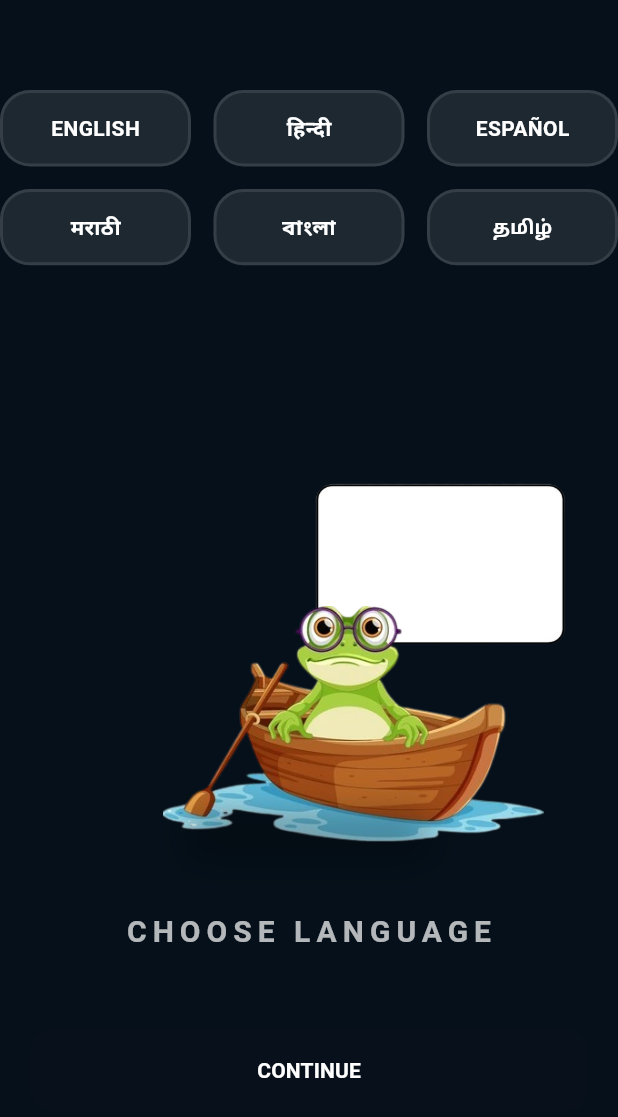
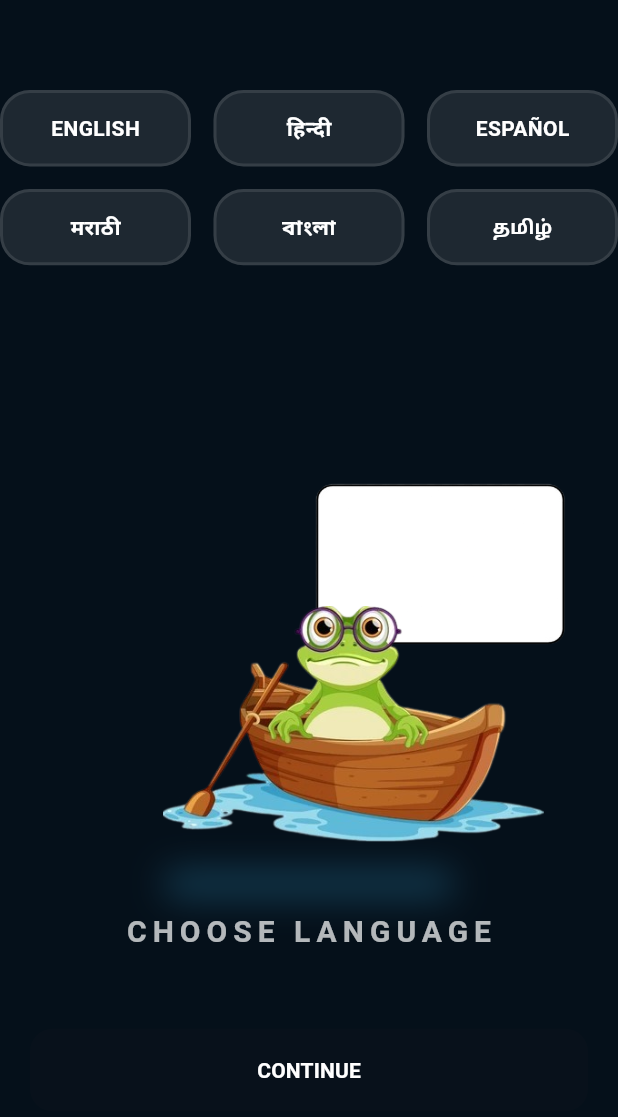
Before and after one commit to Ved576/Lingo_Assignment, a Flutter app: the LanguageScreen screen opened directly, on a phone screen of 412 x 824 dp. Shown: the top 1117 px of the screen. Run offline on Flutter 3.47's test engine with Material 3 defaults, Android fonts, the phone set to English and light mode, and no system bars.

Commit message:
Small UI changes

```diff
--- a/lib/Widgets/boat_widget.dart
+++ b/lib/Widgets/boat_widget.dart
@@ -15,7 +15,7 @@ class _AnimatedBoatState extends State<AnimatedBoat> with SingleTickerProviderSt
   void initState() {
     super.initState();
 
-    // 1. Setup the Infinite Floating (Bobbing) Animation
+
     _floatController = AnimationController(
       duration: const Duration(seconds: 2),
       vsync: this,
@@ -23,7 +23,7 @@ class _AnimatedBoatState extends State<AnimatedBoat> with SingleTickerProviderSt
 
     _floatAnimation = Tween<Offset>(
       begin: Offset.zero,
-      end: const Offset(0, 0.03), // Subtle 3% vertical movement
+      end: const Offset(0, 0.03),
     ).animate(CurvedAnimation(
       parent: _floatController,
       curve: Curves.easeInOut,
@@ -44,13 +44,12 @@ class _AnimatedBoatState extends State<AnimatedBoat> with SingleTickerProviderSt
       child: Stack(
         alignment: Alignment.center,
         children: [
-          // THE ARRIVAL ANIMATION (Sails in from right/bottom)
           TweenAnimationBuilder(
             duration: const Duration(milliseconds: 2500),
             curve: Curves.easeOutBack, // Gives that "settling in water" bounce
             tween: Tween<Offset>(
-              begin: const Offset(-400, 40), // Starts off-screen
-              end: const Offset(0, 0),      // Arrives at center
+              begin: const Offset(-400, 40),
+              end: const Offset(0, 0),
             ),
             builder: (context, Offset arrivalOffset, child) {
               return Transform.translate(
@@ -61,23 +60,22 @@ class _AnimatedBoatState extends State<AnimatedBoat> with SingleTickerProviderSt
             child: SlideTransition(
               position: _floatAnimation, // Adds the bobbing effect
               child: Image.asset(
-                'assets/boat.png', // Ensure this matches your pubspec.yaml
+                'assets/boat.png',
                 height: 160,
                 fit: BoxFit.contain,
               ),
             ),
           ),
 
-          // OPTIONAL: Water Shadow/Reflection
           Positioned(
-            bottom: 40,
+            bottom: 15,
             child: Container(
-              width: 150,
-              height: 20,
+              width: 180,
+              height: 5,
               decoration: BoxDecoration(
                 boxShadow: [
                   BoxShadow(
-                    color: Colors.black.withOpacity(0.3),
+                    color: Colors.lightBlueAccent.withOpacity(0.3),
                     blurRadius: 20,
                     spreadRadius: 5,
                   ),
--- a/lib/Widgets/custom_clipper.dart
+++ b/lib/Widgets/custom_clipper.dart
@@ -7,17 +7,15 @@ class BottomCurveClipper extends CustomClipper<Path> {
     double h = size.height;
     double radius = 60;
 
-    // CHANGE THIS: Higher value = lower start/end points
     double startY = 80;
 
     final path = Path();
 
     path.moveTo(0, h);
 
-    // 1. Change the starting height here
+
     path.lineTo(0, startY);
 
-    // 2. Adjust the left hill to start from the new startY
     path.quadraticBezierTo(w * 0.25, 20, (w / 2) - radius, 20);
 
     path.arcToPoint(
@@ -26,7 +24,6 @@ class BottomCurveClipper extends CustomClipper<Path> {
       clockwise: false,
     );
 
-    // 3. Change the ending height here
     path.quadraticBezierTo(w * 0.75, 20, w, startY);
 
     path.lineTo(w, h);
--- a/lib/Widgets/laguage_grid.dart
+++ b/lib/Widgets/laguage_grid.dart
@@ -13,7 +13,6 @@ class LanguageGrid extends StatelessWidget {
 
   @override
   Widget build(BuildContext context) {
-    // You can move this list to your ViewModel later!
     final List<Map<String, String>> languages = [
       {"name": "ENGLISH"},
       {"name": "हिन्दी"},
--- a/lib/Widgets/next_widget.dart
+++ b/lib/Widgets/next_widget.dart
@@ -1,6 +1,4 @@
 import 'package:flutter/material.dart';
-
-import '../view_models/onboarding_view_model.dart';
 
 class ArrowButton extends StatefulWidget {
   final VoidCallback onTap;
@@ -25,7 +23,6 @@ class _ArrowButtonState extends State<ArrowButton> with SingleTickerProviderStat
   @override
   void initState() {
     super.initState();
-    // Micro-interaction: Button shrinks when tapped
     _controller = AnimationController(
       vsync: this,
       duration: const Duration(milliseconds: 100),
--- a/lib/main.dart
+++ b/lib/main.dart
@@ -1,11 +1,10 @@
 import 'package:flutter/material.dart';
 import 'package:lingo_assignement/view/onBoardScreen.dart';
-import 'package:provider/provider.dart'; // 1. Import Provider
+import 'package:provider/provider.dart';
 import 'package:lingo_assignement/view_models/onboarding_view_model.dart';
 
 void main() {
   runApp(
-    // 2. Wrap the app with ChangeNotifierProvider
     ChangeNotifierProvider(
       create: (context) => OnboardingViewModel(),
       child: const MyApp(),
--- a/lib/view/language_screen.dart
+++ b/lib/view/language_screen.dart
@@ -1,4 +1,3 @@
-// lib/views/language_screen.dart
 import 'package:flutter/material.dart';
 import 'package:lingo_assignement/Widgets/boat_widget.dart';
 import 'package:provider/provider.dart';
@@ -10,7 +9,6 @@ class LanguageScreen extends StatelessWidget {
 
   @override
   Widget build(BuildContext context) {
-    // We wrap the screen in a ChangeNotifierProvider just for this view
     return ChangeNotifierProvider(
       create: (_) => LanguageViewModel(),
       child: Consumer<LanguageViewModel>(
@@ -34,7 +32,7 @@ class LanguageScreen extends StatelessWidget {
 
                     SizedBox(height: 180),
 
-                    // The Animated Boat we built earlier
+
                     AnimatedBoat(),
 
                     const Text(
@@ -42,13 +40,8 @@ class LanguageScreen extends StatelessWidget {
                       style: TextStyle(color: Colors.white70, fontSize: 20, fontWeight: FontWeight.bold, letterSpacing: 4),
                     ),
 
-                    const SizedBox(height: 30),
+                    const SizedBox(height: 50),
 
-                    // USE YOUR NEW WIDGET HERE
-
-                    const SizedBox(height: 20),
-
-                    // CONTINUE BUTTON (Only active if a language is picked)
                     Padding(
                       padding: const EdgeInsets.symmetric(horizontal: 20),
                       child: SizedBox(
@@ -60,7 +53,6 @@ class LanguageScreen extends StatelessWidget {
                               shape: RoundedRectangleBorder(borderRadius: BorderRadius.circular(15))
                           ),
                           onPressed: vm.isReady ? () {
-                            // Final Navigation to Dashboard/Home
                           } : null,
                           child: const Text("CONTINUE", style: TextStyle(color: Colors.white, fontWeight: FontWeight.bold)),
                         ),
--- a/lib/view_models/language_view_model.dart
+++ b/lib/view_models/language_view_model.dart
@@ -1,4 +1,3 @@
-// lib/view_models/language_view_model.dart
 import 'package:flutter/material.dart';
 
 class LanguageViewModel extends ChangeNotifier {
@@ -7,7 +6,7 @@ class LanguageViewModel extends ChangeNotifier {
 
   void selectLanguage(String language) {
     _selectedLanguage = language;
-    notifyListeners(); // This triggers the highlight effect in the UI
+    notifyListeners();
   }
 
   bool get isReady => _selectedLanguage.isNotEmpty;
```
Also changed, not shown: lib/Widgets/onboarding_content.dart (+0 -8 lines), lib/view/onBoardScreen.dart (+3 -7 lines), lib/view_models/onboarding_view_model.dart (+3 -12 lines).
